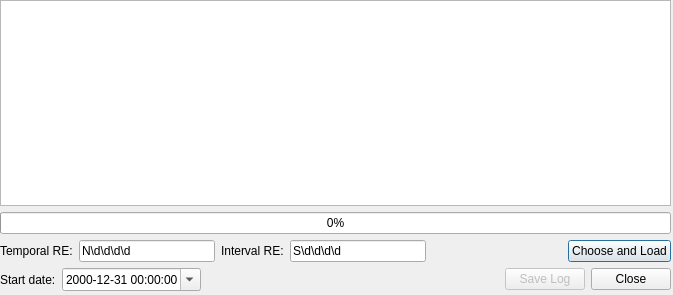
This is ui_temporalrasterloaderdialog.ui in mbernasocchi/multiview as Qt 5 draws it before an edit. The edited form follows.
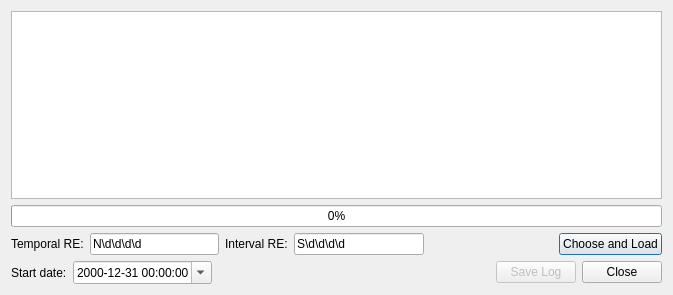
This is the edited form.

```diff
--- a/ui_temporalrasterloaderdialog.ui
+++ b/ui_temporalrasterloaderdialog.ui
@@ -13,15 +13,8 @@
   <property name="windowTitle">
    <string>TemporalRasterLoader</string>
   </property>
-  <widget class="QWidget" name="verticalLayoutWidget">
-   <property name="geometry">
-    <rect>
-     <x>0</x>
-     <y>0</y>
-     <width>671</width>
-     <height>291</height>
-    </rect>
-   </property>
+  <layout class="QVBoxLayout" name="verticalLayout_2">
+   <item>
    <layout class="QVBoxLayout" name="verticalLayout">
     <item>
      <widget class="QTextBrowser" name="results"/>
@@ -159,7 +152,8 @@
      </layout>
     </item>
    </layout>
-  </widget>
+   </item>
+  </layout>
  </widget>
  <resources/>
  <connections/>
```
Lines whose indentation alone changed are shown as unchanged.
